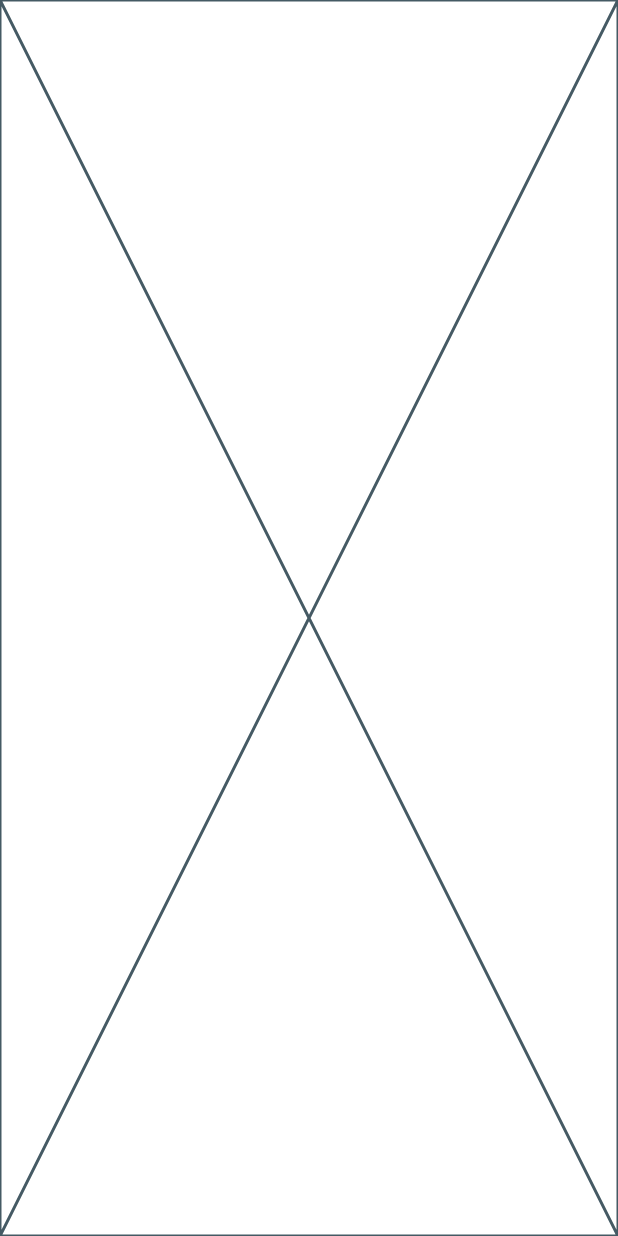
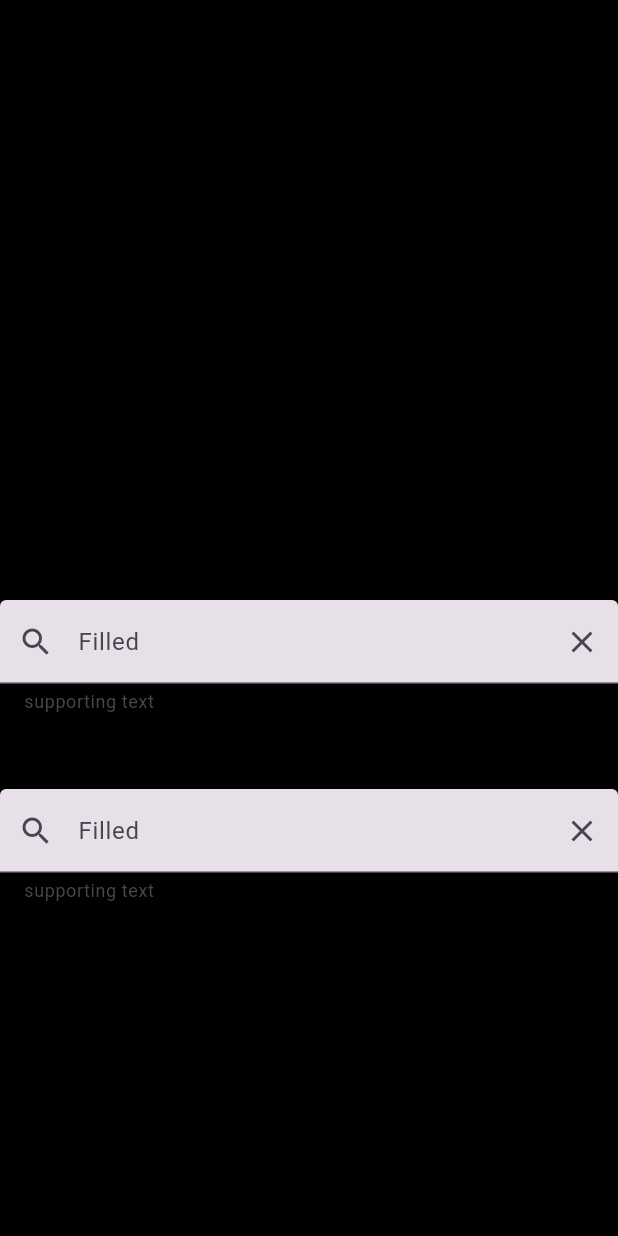
Before and after one commit to muhammettalhakaymak23214/garsonapp, a Flutter app: the screen it shows after launch, on a phone screen of 412 x 824 dp. Run offline on Flutter 3.47's test engine with Material 3 defaults, Android fonts, the phone set to English and light mode, and no system bars.

Commit message:
MyTextBox oluşturuldu.

```diff
--- a/garsonapp/lib/sayfalar/giris_sayfasi.dart
+++ b/garsonapp/lib/sayfalar/giris_sayfasi.dart
@@ -1,4 +1,7 @@
+import 'dart:ui';
+
 import 'package:flutter/material.dart';
+import 'package:garsonapp/widgets/my_textbox.dart';
 
 class GirisSayfasi extends StatefulWidget {
   const GirisSayfasi({super.key});
@@ -10,6 +13,24 @@ class GirisSayfasi extends StatefulWidget {
 class _GirisSayfasiState extends State<GirisSayfasi> {
   @override
   Widget build(BuildContext context) {
-    return const Placeholder();
+    return const Scaffold(
+      backgroundColor: Colors.black,
+      body: Center(
+        child: Column(
+          children: [
+            SizedBox(
+              height: 400,
+            ),
+            MyTextBox(),
+            SizedBox(
+              height: 50,
+            ),
+            MyTextBox(),
+          ],
+        ),
+      ),
+    );
   }
 }
+//Color.fromRGBO(51, 51, 51, 0),
+//Color.fromRGBO(0, 0, 0, 100),
--- /dev/null
+++ b/garsonapp/lib/widgets/my_textbox.dart
@@ -0,0 +1,40 @@
+import 'package:flutter/material.dart';
+
+/*
+class CustomButton extends StatelessWidget {
+  final VoidCallback onTap;
+  final String text;
+
+  const CustomButton({required this.onTap, required this.text});
+
+  @override
+  Widget build(BuildContext context) {
+    return ButtonTheme(
+        minWidth: 200,
+        child: ElevatedButton(
+          onPressed: onTap,
+          child: Text(
+            text,
+            style: const TextStyle(fontSize: 20),
+          ),
+        ));
+  }
+}
+*/
+class MyTextBox extends StatelessWidget {
+  const MyTextBox({super.key});
+
+  @override
+  Widget build(BuildContext context) {
+    return TextField(
+      decoration: InputDecoration(
+        prefixIcon: Icon(Icons.search),
+        suffixIcon: Icon(Icons.clear),
+        labelText: 'Filled',
+        hintText: 'hint text',
+        helperText: 'supporting text',
+        filled: true,
+      ),
+    );
+  }
+}
```
